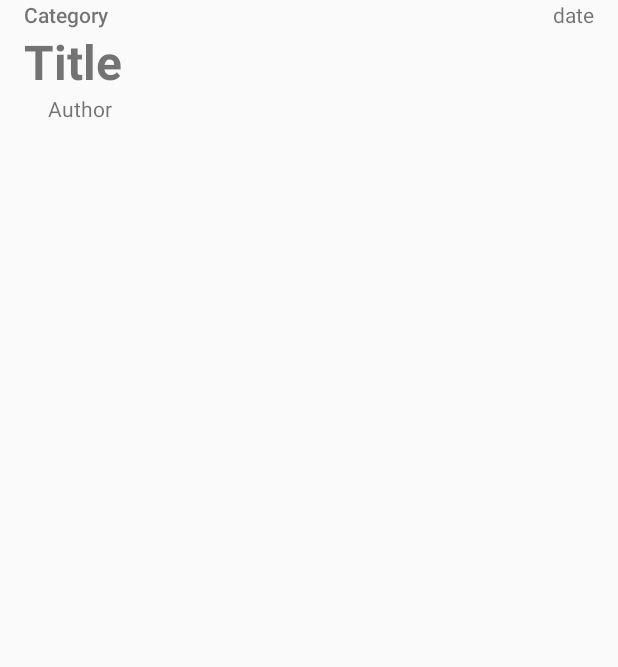
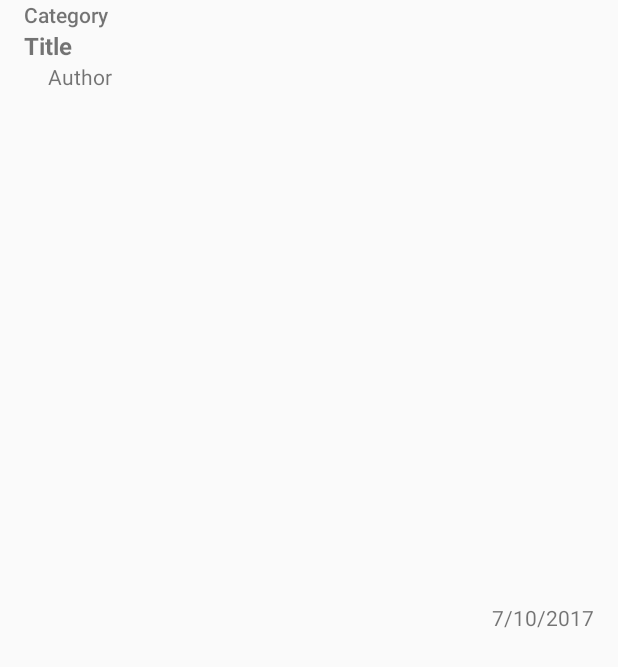
Before and after one commit to Herror/Worldnews, an Android app: the layout list_items.xml on its own in the app's theme, with its tools: preview values and no code run, on a phone screen of 412 x 824 dp. Shown: the top 667 px of the screen. Run offline under Robolectric (Android 15) with nearby library versions, the phone set to English and light mode, and no system bars.

Commit message:
Major Changes

```diff
--- a/app/src/main/res/layout/list_items.xml
+++ b/app/src/main/res/layout/list_items.xml
@@ -9,39 +9,42 @@
     android:paddingRight="16dp"
     android:paddingStart="16dp">
 
-    <LinearLayout
+    <RelativeLayout
+        android:id="@+id/general_info"
         android:layout_width="wrap_content"
-        android:layout_height="wrap_content"
-        android:layout_weight="1"
-        android:orientation="vertical">
+        android:layout_height="match_parent"
+        android:layout_toLeftOf="@+id/time">
 
         <TextView
             android:id="@+id/category"
-            android:layout_width="wrap_content"
+            android:layout_width="match_parent"
             android:layout_height="wrap_content"
             android:fontFamily="sans-serif-medium"
             android:text="Category" />
 
         <TextView
             android:id="@+id/title"
-            android:layout_width="wrap_content"
+            android:layout_below="@+id/category"
+            android:layout_width="match_parent"
             android:layout_height="wrap_content"
-            android:text="Title"
-            android:textSize="32sp"
+            tools:text="Title"
+            android:textSize="16sp"
             android:textStyle="bold" />
         <TextView
+            android:layout_below="@+id/title"
             android:id="@+id/author"
-            android:layout_width="wrap_content"
+            android:layout_width="match_parent"
             android:layout_height="wrap_content"
-            android:text="Author"
+            tools:text="Author"
             android:paddingLeft="16dp"/>
-    </LinearLayout>
+    </RelativeLayout>
 
         <TextView
             android:id="@+id/time"
             android:layout_width="wrap_content"
-            android:layout_height="match_parent"
-            android:text="date"
+            android:layout_height="wrap_content"
+            android:layout_marginLeft="8dp"
+            tools:text="7/10/2017"
             android:layout_alignParentRight="true"
             android:layout_centerInParent="true"/>
 </RelativeLayout>
```
Also changed, not shown: app/src/main/java/com/example/android/worldnews/MainActivity.java (+50 -2 lines), app/src/main/java/com/example/android/worldnews/News.java (+10 -0 lines), app/src/main/java/com/example/android/worldnews/NewsAdapter.java (+7 -0 lines), app/src/main/java/com/example/android/worldnews/NewsLoader.java (added, +39 -0 lines), app/src/main/java/com/example/android/worldnews/QueryUtils.java (added, +165 -0 lines).
